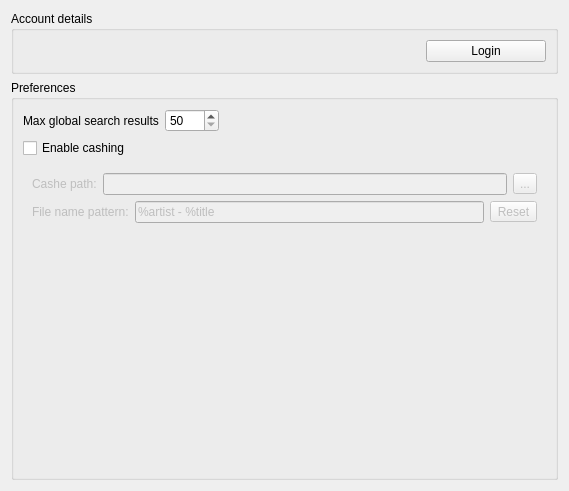
Old version of the form src/internet/vksettingspage.ui in the repository Pulfer/clementine-vkservice.
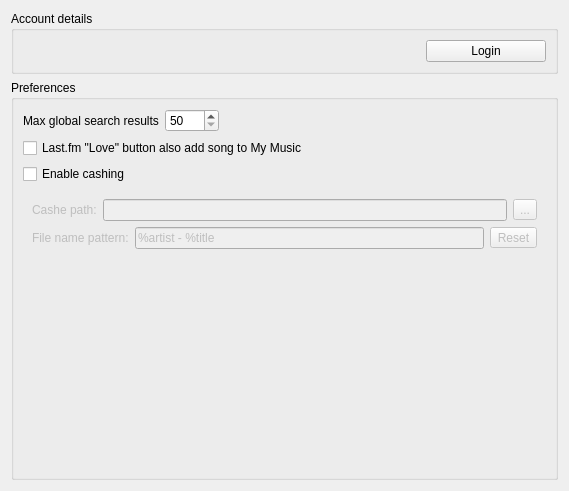
New version of the form. Icons and pictures are not drawn.

Commit message: Add "Love button is also add song to My Music" options.

```diff
--- a/src/internet/vksettingspage.ui
+++ b/src/internet/vksettingspage.ui
@@ -96,6 +96,13 @@
         </item>
        </layout>
       </item>
+      <item>
+       <widget class="QCheckBox" name="love_button_is_add_to_mymusic">
+        <property name="text">
+         <string>Last.fm &quot;Love&quot; button also add song to My Music</string>
+        </property>
+       </widget>
+      </item>
       <item>
        <widget class="QCheckBox" name="enable_caching">
         <property name="text">
```
Left out of the diff: 8 changed lines with no effect on the pictures. The commit also changes 6 other files.
